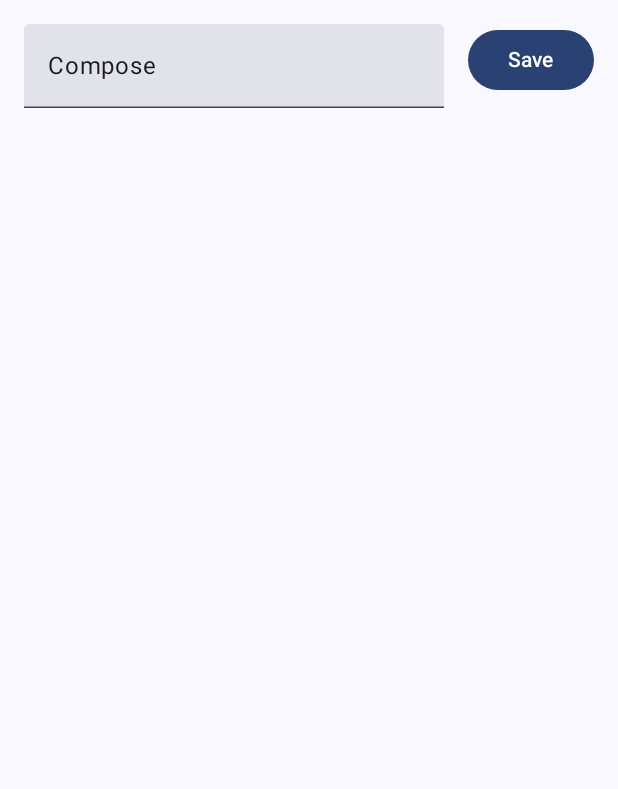
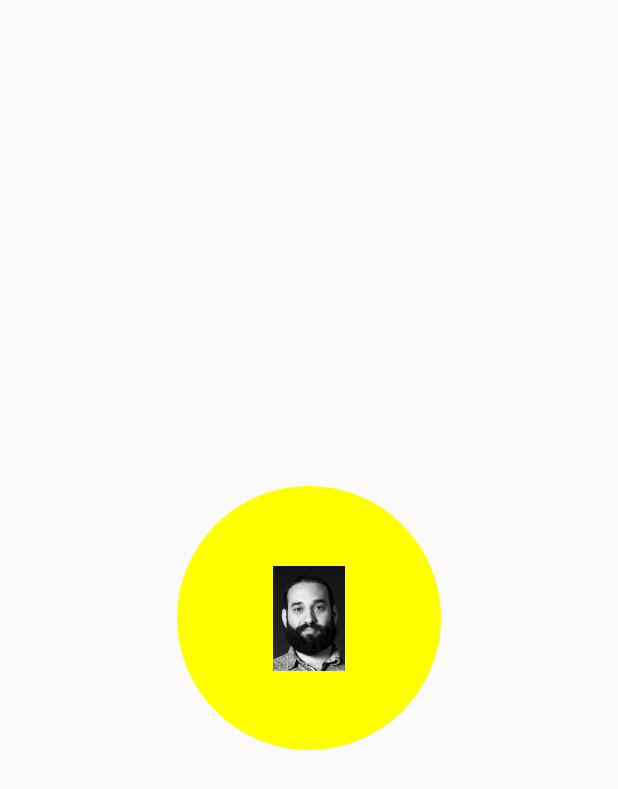
Before and after one commit to adriandeseta/AdrianDeSetaCV, an Android app built with Jetpack Compose: the first screen one second after launch (MainActivity), on a phone screen of 412 x 824 dp. Shown: the top 789 px of the screen. Run offline under Robolectric (Android 15) with nearby library versions, the phone set to English and light mode, and no system bars; our stand-ins replace Dagger/Hilt's generated code.

Commit message:
spashScreen + home

```diff
--- a/app/build.gradle.kts
+++ b/app/build.gradle.kts
@@ -79,6 +79,7 @@ android {
 
 dependencies {
 
+    implementation(libs.androidx.appcompat)
     val composeBom = platform(libs.androidx.compose.bom)
     implementation(composeBom)
     androidTestImplementation(composeBom)
--- a/app/src/main/AndroidManifest.xml
+++ b/app/src/main/AndroidManifest.xml
@@ -30,7 +30,7 @@
         android:name=".cv"
         tools:targetApi="31">
         <activity
-            android:name=".ui.MainActivity"
+            android:name=".MainActivity"
             android:exported="true"
             android:theme="@style/Theme.cv">
             <intent-filter>
--- a/app/src/main/java/com/adriandeseta/cv/ui/MainActivity.kt
+++ b/app/src/main/java/com/adriandeseta/cv/MainActivity.kt
@@ -14,15 +14,18 @@
  * limitations under the License.
  */
 
-package com.adriandeseta.cv.ui
+package com.adriandeseta.cv
 
 import android.os.Bundle
 import androidx.activity.ComponentActivity
 import androidx.activity.compose.setContent
+import androidx.appcompat.app.AppCompatDelegate
 import androidx.compose.foundation.layout.fillMaxSize
 import androidx.compose.material3.MaterialTheme
 import androidx.compose.material3.Surface
 import androidx.compose.ui.Modifier
+import com.adriandeseta.cv.ui.MainNavigation
+import com.adriandeseta.cv.ui.main.CvApp
 import dagger.hilt.android.AndroidEntryPoint
 import com.adriandeseta.cv.ui.theme.MyApplicationTheme
 
@@ -31,15 +34,9 @@ class MainActivity : ComponentActivity() {
 
     override fun onCreate(savedInstanceState: Bundle?) {
         super.onCreate(savedInstanceState)
+        AppCompatDelegate.setDefaultNightMode(AppCompatDelegate.MODE_NIGHT_NO)
         setContent {
-            MyApplicationTheme {
-                Surface(
-                    modifier = Modifier.fillMaxSize(),
-                    color = MaterialTheme.colorScheme.background
-                ) {
-                    MainNavigation()
-                }
-            }
+            CvApp()
         }
     }
 }
--- a/app/src/main/java/com/adriandeseta/cv/ui/Navigation.kt
+++ b/app/src/main/java/com/adriandeseta/cv/ui/Navigation.kt
@@ -30,7 +30,7 @@ fun MainNavigation() {
     val navController = rememberNavController()
 
     NavHost(navController = navController, startDestination = "main") {
-        composable("main") { HomeScreen(modifier = Modifier.padding(16.dp)) }
+        composable("main") { HomeScreen(navController) }
         // TODO: Add more destinations
     }
 }
--- a/app/src/main/java/com/adriandeseta/cv/ui/adriandeseta/HomeScreen.kt
+++ b/app/src/main/java/com/adriandeseta/cv/ui/adriandeseta/HomeScreen.kt
@@ -16,80 +16,26 @@
 
 package com.adriandeseta.cv.ui.adriandeseta
 
-import com.adriandeseta.cv.ui.theme.MyApplicationTheme
-import androidx.compose.foundation.layout.Arrangement
-import androidx.compose.foundation.layout.Column
-import androidx.compose.foundation.layout.Row
-import androidx.compose.foundation.layout.fillMaxWidth
-import androidx.compose.foundation.layout.padding
-import androidx.compose.foundation.layout.width
-import androidx.compose.material3.Button
+import androidx.compose.foundation.background
+import androidx.compose.foundation.layout.Box
+import androidx.compose.foundation.layout.fillMaxSize
+import androidx.compose.material3.MaterialTheme
 import androidx.compose.material3.Text
-import androidx.compose.material3.TextField
 import androidx.compose.runtime.Composable
-import androidx.compose.runtime.getValue
-import androidx.compose.runtime.mutableStateOf
-import androidx.compose.runtime.remember
-import androidx.compose.runtime.setValue
+import androidx.compose.ui.Alignment
 import androidx.compose.ui.Modifier
-import androidx.compose.ui.tooling.preview.Preview
-import androidx.compose.ui.unit.dp
-import androidx.hilt.navigation.compose.hiltViewModel
-import androidx.lifecycle.compose.collectAsStateWithLifecycle
+import androidx.compose.ui.graphics.Color
+import androidx.navigation.NavController
 
 @Composable
-fun HomeScreen(modifier: Modifier = Modifier, viewModel: AdriandesetaViewModel = hiltViewModel()) {
-    val items by viewModel.uiState.collectAsStateWithLifecycle()
-    if (items is AdriandesetaUiState.Success) {
-        HomeScreen(
-            items = (items as AdriandesetaUiState.Success).data,
-            onSave = viewModel::addAdriandeseta,
-            modifier = modifier
+fun HomeScreen(navController: NavController) {
+    Box(
+        modifier = Modifier.fillMaxSize().background(Color.White),
+        contentAlignment = Alignment.Center,
+    ) {
+        Text(
+            text = "HOME SCREEN",
+            style = MaterialTheme.typography.bodyLarge
         )
     }
 }
-
-@Composable
-internal fun HomeScreen(
-    items: List<String>,
-    onSave: (name: String) -> Unit,
-    modifier: Modifier = Modifier
-) {
-    Column(modifier) {
-        var nameAdriandeseta by remember { mutableStateOf("Compose") }
-        Row(
-            modifier = Modifier.fillMaxWidth().padding(bottom = 24.dp),
-            horizontalArrangement = Arrangement.spacedBy(16.dp)
-        ) {
-            TextField(
-                value = nameAdriandeseta,
-                onValueChange = { nameAdriandeseta = it }
-            )
-
-            Button(modifier = Modifier.width(96.dp), onClick = { onSave(nameAdriandeseta) }) {
-                Text("Save")
-            }
-        }
-        items.forEach {
-            Text("Saved item: $it")
-        }
-    }
-}
-
-// Previews
-
-@Preview(showBackground = true)
-@Composable
-private fun DefaultPreview() {
-    MyApplicationTheme {
-        HomeScreen(listOf("Compose", "Room", "Kotlin"), onSave = {})
-    }
-}
-
-@Preview(showBackground = true, widthDp = 480)
-@Composable
-private fun PortraitPreview() {
-    MyApplicationTheme {
-        HomeScreen(listOf("Compose", "Room", "Kotlin"), onSave = {})
-    }
-}
--- /dev/null
+++ b/app/src/main/java/com/adriandeseta/cv/ui/adriandeseta/splash/SplashNavigation.kt
@@ -0,0 +1,29 @@
+package com.adriandeseta.cv.ui.adriandeseta.splash
+
+import androidx.compose.runtime.Composable
+import androidx.navigation.NavHostController
+import androidx.navigation.compose.NavHost
+import androidx.navigation.compose.composable
+import androidx.navigation.compose.rememberNavController
+
+@Composable
+fun SplashNavigation(navController: NavHostController) {
+
+    val splashNavController = rememberNavController()
+
+    NavHost(navController = splashNavController, startDestination = SplashScreens.SplashStart.route) {
+
+        composable(SplashScreens.SplashStart.route) {
+            SplashStart(navController = splashNavController)
+        }
+
+        composable(SplashScreens.SplashMiddle.route) {
+            SplashMiddle(navController = splashNavController)
+        }
+
+        composable(SplashScreens.SplashEnd.route) {
+            SplashEnd(navController = navController)
+        }
+
+    }
+}
--- /dev/null
+++ b/app/src/main/java/com/adriandeseta/cv/ui/adriandeseta/splash/SplashScreens.kt
@@ -0,0 +1,11 @@
+package com.adriandeseta.cv.ui.adriandeseta.splash
+
+sealed class SplashScreens(val route: String) {
+
+    data object SplashStart: SplashScreens("splash_start")
+
+    data object SplashMiddle: SplashScreens("splash_middle")
+
+    data object SplashEnd: SplashScreens("splash_end")
+
+}
--- /dev/null
+++ b/app/src/main/java/com/adriandeseta/cv/ui/adriandeseta/splash/SplashStarts.kt
@@ -0,0 +1,65 @@
+package com.adriandeseta.cv.ui.adriandeseta.splash
+
+import androidx.compose.animation.core.LinearEasing
+import androidx.compose.animation.core.animateFloatAsState
+import androidx.compose.animation.core.tween
+import androidx.compose.foundation.Canvas
+import androidx.compose.foundation.Image
+import androidx.compose.foundation.layout.Box
+import androidx.compose.foundation.layout.fillMaxSize
+import androidx.compose.foundation.layout.size
+import androidx.compose.runtime.Composable
+import androidx.compose.runtime.LaunchedEffect
+import androidx.compose.runtime.getValue
+import androidx.compose.runtime.mutableStateOf
+import androidx.compose.runtime.remember
+import androidx.compose.runtime.setValue
+import androidx.compose.ui.Alignment
+import androidx.compose.ui.Modifier
+import androidx.compose.ui.graphics.Color
+import androidx.compose.ui.platform.LocalConfiguration
+import androidx.compose.ui.res.painterResource
+import androidx.compose.ui.unit.dp
+import androidx.navigation.NavController
+import com.adriandeseta.cv.R
+import kotlin.math.pow
+
+@Composable
+fun SplashStart(navController: NavController) {
+    Box(
+        modifier = Modifier.fillMaxSize(),
+        contentAlignment = Alignment.Center
+    ) {
+        var expanded by remember { mutableStateOf(false) }
+
+        val screenWidth = LocalConfiguration.current.screenWidthDp.toFloat()
+        val screenHeight = LocalConfiguration.current.screenHeightDp.toFloat()
+
+        val maxRadius = (screenWidth.pow(2) + screenHeight.pow(2)).pow(0.5f) * 1.5f
+
+        val radius by animateFloatAsState(
+            targetValue = if (expanded) maxRadius else 132f,
+            animationSpec = tween(700, delayMillis = 1800, LinearEasing),
+            label = "Size",
+            finishedListener = { navController.navigate(SplashScreens.SplashMiddle.route) })
+
+        LaunchedEffect(Unit) {
+            expanded = !expanded
+        }
+
+        Canvas(
+            modifier = Modifier.fillMaxSize(),
+            onDraw = {
+                drawCircle(
+                    color = Color.Yellow,
+                    radius = radius
+                )
+            })
+
+        Image(
+            painter = painterResource(R.drawable.cv_splash),
+            modifier = Modifier.size(64.dp, 70.dp),
+            contentDescription = "Eldar soluciones transaccionales"
+        )
+    }
+}
--- /dev/null
+++ b/app/src/main/java/com/adriandeseta/cv/ui/main/CvApp.kt
@@ -0,0 +1,15 @@
+package com.adriandeseta.cv.ui.main
+
+import androidx.compose.runtime.Composable
+import androidx.navigation.compose.rememberNavController
+import com.adriandeseta.cv.ui.theme.MyApplicationTheme
+
+@Composable
+fun CvApp() {
+
+    MyApplicationTheme {
+        val navController = rememberNavController()
+
+        MainNavigation(navController)
+    }
+}
--- /dev/null
+++ b/app/src/main/java/com/adriandeseta/cv/ui/main/MainNavigation.kt
@@ -0,0 +1,25 @@
+package com.adriandeseta.cv.ui.main
+
+import androidx.compose.runtime.Composable
+import androidx.navigation.NavHostController
+import androidx.navigation.compose.NavHost
+import androidx.navigation.compose.composable
+import com.adriandeseta.cv.ui.adriandeseta.HomeScreen
+import com.adriandeseta.cv.ui.adriandeseta.splash.SplashNavigation
+
+@Composable
+fun MainNavigation(navController: NavHostController) {
+
+    NavHost(navController = navController, startDestination = MainScreens.SplashNavigation.route){
+
+        composable(MainScreens.SplashNavigation.route) {
+            SplashNavigation(navController = navController)
+        }
+
+        composable(MainScreens.Home.route) {
+            HomeScreen(navController = navController)
+        }
+
+    }
+
+}
--- /dev/null
+++ b/app/src/main/java/com/adriandeseta/cv/ui/main/MainScreens.kt
@@ -0,0 +1,9 @@
+package com.adriandeseta.cv.ui.main
+
+sealed class MainScreens(val route: String) {
+
+    data object SplashNavigation: MainScreens("splash_navigation")
+
+    data object Home: MainScreens("home")
+
+}
--- a/gradle/libs.versions.toml
+++ b/gradle/libs.versions.toml
@@ -15,6 +15,7 @@ hilt = "2.56.1"
 junit = "4.13.2"
 kotlin = "2.1.20"
 ksp = "2.1.20-2.0.0"
+appcompat = "1.7.1"
 
 [libraries]
 androidx-core-ktx = { module = "androidx.core:core-ktx", version.ref = "androidxCore" }
@@ -44,6 +45,7 @@ hilt-compiler = { module = "com.google.dagger:hilt-compiler", version.ref = "hil
 hilt-gradle-plugin = { module = "com.google.dagger:hilt-android-gradle-plugin", version.ref = "hilt" }
 junit = { module = "junit:junit", version.ref = "junit" }
 kotlinx-coroutines-test = { module = "org.jetbrains.kotlinx:kotlinx-coroutines-test", version.ref = "coroutines" }
+androidx-appcompat = { group = "androidx.appcompat", name = "appcompat", version.ref = "appcompat" }
 
 [plugins]
 android-application = { id = "com.android.application", version.ref = "androidGradlePlugin" }
```
Also changed, not shown: app/src/main/java/com/adriandeseta/cv/ui/adriandeseta/splash/SplashEnd.kt (added, +86 -0 lines), app/src/main/java/com/adriandeseta/cv/ui/adriandeseta/splash/SplashMiddle.kt (added, +54 -0 lines), app/src/main/res/drawable/cv_splash.jpg (added), 2 other files.
